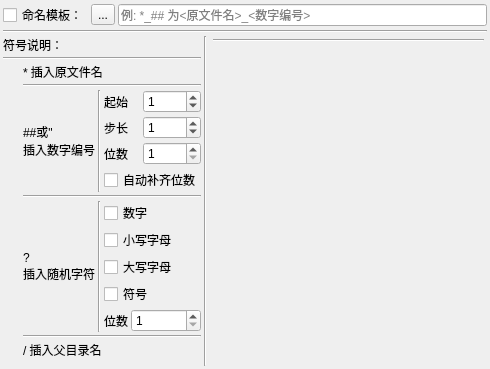
Above: ui/src/ui_widget_filename_pattern.ui from PPJUST/Easy-ReNamer before the change. Below: the same form after it.
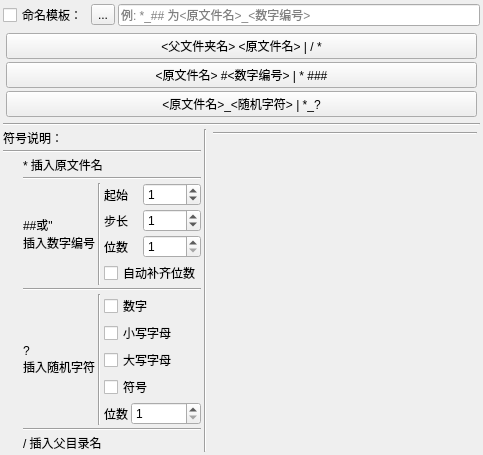
That is the form after the change.

What changed in the file:
```diff
--- a/ui/src/ui_widget_filename_pattern.ui
+++ b/ui/src/ui_widget_filename_pattern.ui
@@ -6,8 +6,8 @@
    <rect>
     <x>0</x>
     <y>0</y>
-    <width>490</width>
-    <height>369</height>
+    <width>483</width>
+    <height>426</height>
    </rect>
   </property>
   <property name="windowTitle">
@@ -54,6 +54,48 @@
      </item>
     </layout>
    </item>
+   <item>
+    <widget class="QWidget" name="widget_preset_pattern" native="true">
+     <layout class="QVBoxLayout" name="verticalLayout_4">
+      <property name="spacing">
+       <number>3</number>
+      </property>
+      <property name="leftMargin">
+       <number>3</number>
+      </property>
+      <property name="topMargin">
+       <number>3</number>
+      </property>
+      <property name="rightMargin">
+       <number>3</number>
+      </property>
+      <property name="bottomMargin">
+       <number>3</number>
+      </property>
+      <item>
+       <widget class="QPushButton" name="pushButton_preset_1">
+        <property name="text">
+         <string>&lt;父文件夹名&gt; &lt;原文件名&gt; | / *</string>
+        </property>
+       </widget>
+      </item>
+      <item>
+       <widget class="QPushButton" name="pushButton_preset_2">
+        <property name="text">
+         <string>&lt;原文件名&gt; #&lt;数字编号&gt; | * ###</string>
+        </property>
+       </widget>
+      </item>
+      <item>
+       <widget class="QPushButton" name="pushButton_preset_3">
+        <property name="text">
+         <string>&lt;原文件名&gt;_&lt;随机字符&gt; | *_?</string>
+        </property>
+       </widget>
+      </item>
+     </layout>
+    </widget>
+   </item>
    <item>
     <widget class="Line" name="line_9">
      <property name="orientation">
```
